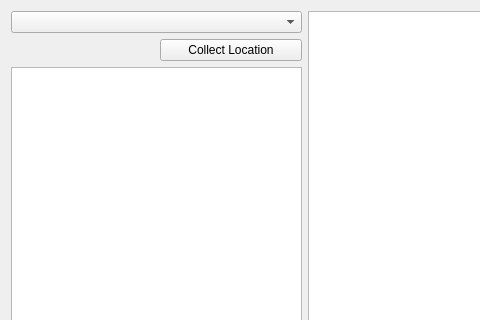
Old version of the form randovania/gui/ui_files/debug_connector_window.ui in the repository randovania/randovania; both pictures show x 0 to 480 and y 0 to 320 of the 697 by 430 pixel window.
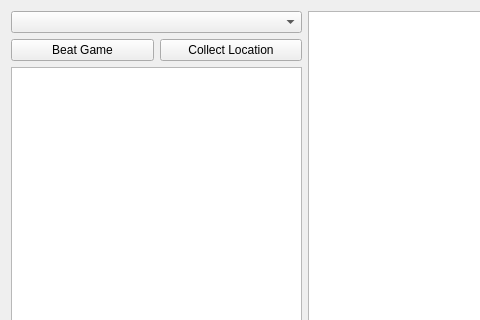
New version of the form.

Commit message: Debug Window: Provide way to beat the game

The edit to the form file:
```diff
--- a/randovania/gui/ui_files/debug_connector_window.ui
+++ b/randovania/gui/ui_files/debug_connector_window.ui
@@ -78,6 +78,13 @@
       </attribute>
      </widget>
     </item>
+    <item row="1" column="0">
+     <widget class="QPushButton" name="beat_game_button">
+      <property name="text">
+       <string>Beat Game</string>
+      </property>
+     </widget>
+    </item>
    </layout>
   </widget>
   <widget class="QMenuBar" name="menuBar">
```
Left out of the diff: 6 changed lines with no effect on the pictures. The commit also changes 2 other files.
